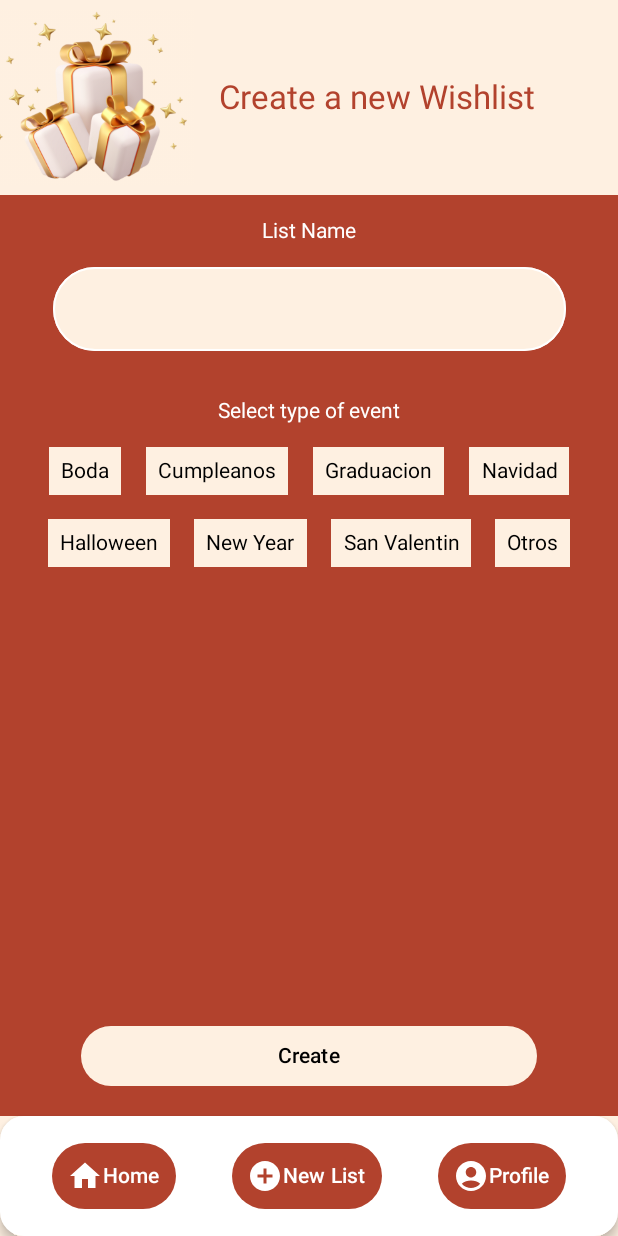
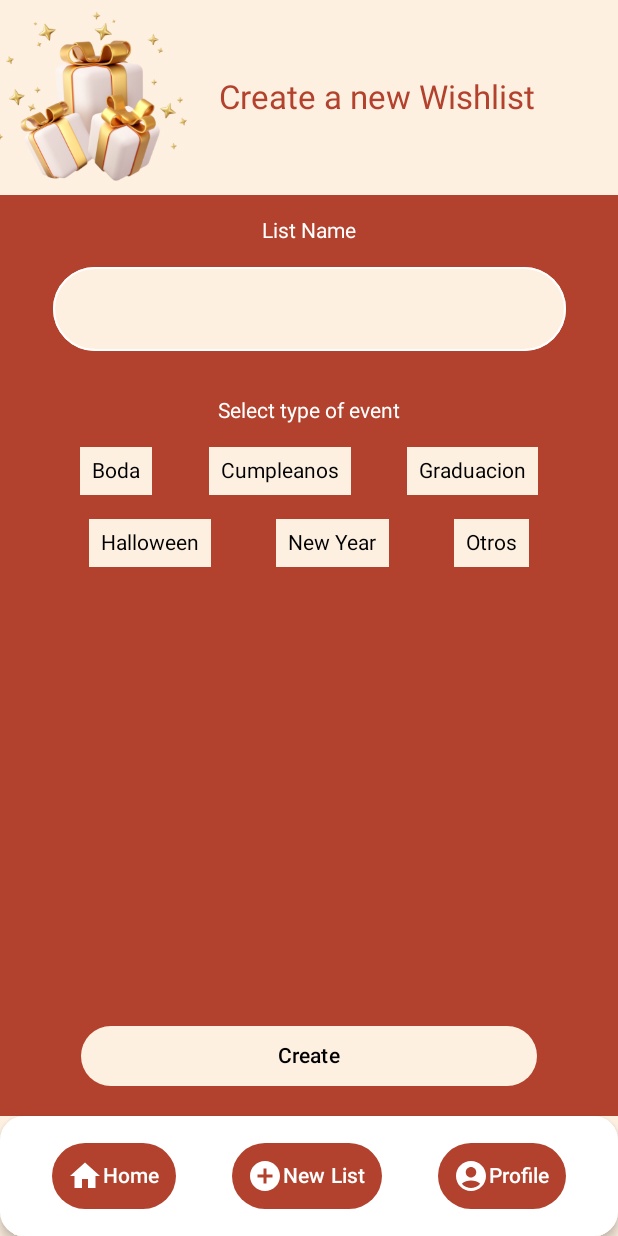
Before and after one commit to AleWWH1104/Proyecto_PPM, an Android app built with Jetpack Compose: the @Preview function AddList_Screen, on a phone screen of 412 x 824 dp. Run offline under Robolectric (Android 15) with nearby library versions, the phone set to English and light mode, and no system bars.

Commit message:
leves cambios

```diff
--- a/app/src/main/java/com/wishify/proyecto_ppm/MainActivity.kt
+++ b/app/src/main/java/com/wishify/proyecto_ppm/MainActivity.kt
@@ -5,7 +5,7 @@ import androidx.activity.ComponentActivity
 import androidx.activity.compose.setContent
 import androidx.activity.enableEdgeToEdge
 import com.wishify.proyecto_ppm.ui.theme.AppTheme
-import com.wishify.proyecto_ppm.ui.wishLists.view.MainLists
+import com.wishify.proyecto_ppm.ui.wishLists.view.AddList_Screen
 import com.wishify.proyecto_ppm.ui.wishLists.view.ViewList
 
 
@@ -15,7 +15,7 @@ class MainActivity : ComponentActivity() {
         enableEdgeToEdge()
         setContent {
             AppTheme {
-                MainLists()
+                ViewList()
             }
         }
     }
--- a/app/src/main/java/com/wishify/proyecto_ppm/ui/wishLists/view/AddList_Screen.kt
+++ b/app/src/main/java/com/wishify/proyecto_ppm/ui/wishLists/view/AddList_Screen.kt
@@ -88,7 +88,6 @@ fun AddList_Screen(){
                             selectEvent("Boda")
                             selectEvent("Cumpleanos")
                             selectEvent("Graduacion")
-                            selectEvent("Navidad")
                         }
                         Row(
                             modifier = Modifier
@@ -98,7 +97,6 @@ fun AddList_Screen(){
                         ){
                             selectEvent("Halloween")
                             selectEvent("New Year")
-                            selectEvent("San Valentin")
                             selectEvent("Otros")
                         }
                         Spacer(modifier = Modifier.weight(1f))
--- a/app/src/main/res/values/strings.xml
+++ b/app/src/main/res/values/strings.xml
@@ -22,5 +22,5 @@
     <string name="seeBtn">See</string>
     <string name="deleteBtn">Delete</string>
     <string name="reserBtn">Reserve</string>
-    <string name="shareBtn">Reserve</string>
+    <string name="shareBtn">Share</string>
 </resources>
```
Also changed, not shown: 1 other file.
